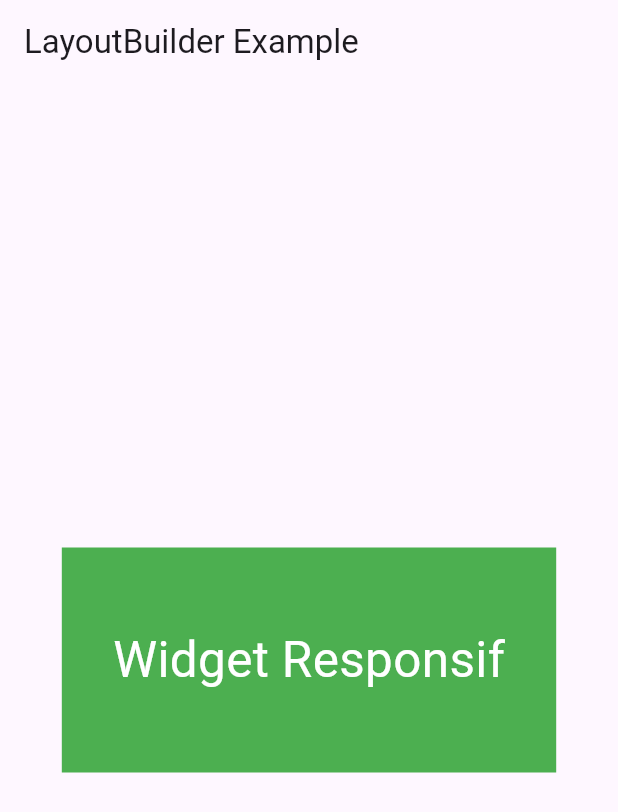
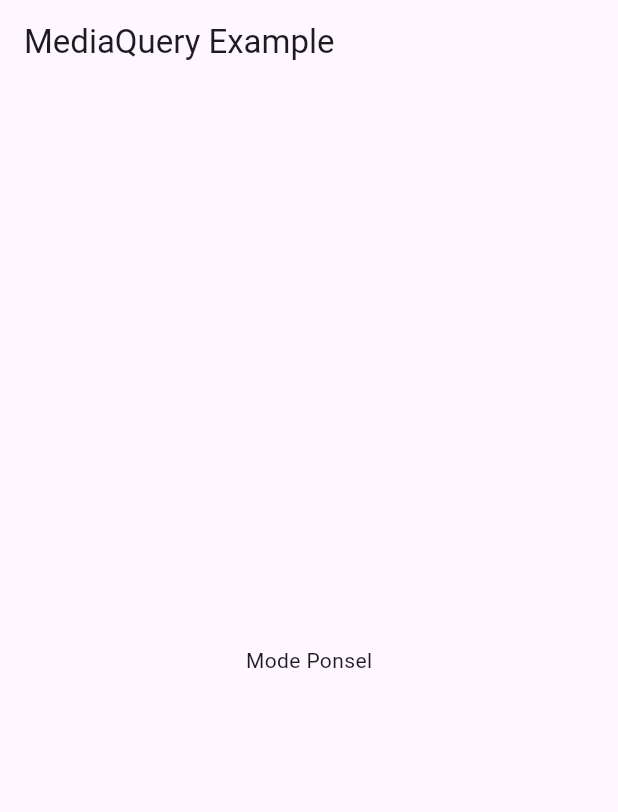
Before and after one commit to Rifqi22424/layout-builder-implementation-flutter, a Flutter app: the screen it shows after launch, on a phone screen of 412 x 824 dp. Shown: the top 812 px of the screen. Run offline on Flutter 3.47's test engine with Material 3 defaults, Android fonts, the phone set to English and light mode, and no system bars.

Commit message:
example for course in university

```diff
--- a/lib/main.dart
+++ b/lib/main.dart
@@ -18,28 +18,59 @@ class MyHomePage extends StatelessWidget {
   Widget build(BuildContext context) {
     return Scaffold(
       appBar: AppBar(
-        title: Text('LayoutBuilder Example'),
+        title: Text('MediaQuery Example'),
       ),
-      body: Center(
-        // Menggunakan LayoutBuilder untuk membuat widget responsif
-        child: LayoutBuilder(
-          builder: (BuildContext context, BoxConstraints constraints) {
-            return Container(
-              width: constraints.maxWidth * 0.8, // Menyesuaikan lebar berdasarkan batasan tata letak
-              height: 150,
-              color: Colors.green,
-              child: Center(
-                child: Text(
-                  'Widget Responsif',
-                  style: TextStyle(
-                    fontSize: constraints.maxWidth * 0.08, // Menyesuaikan ukuran teks berdasarkan batasan tata letak
-                    color: Colors.white,
-                  ),
-                ),
-              ),
-            );
-          },
-        ),
+      body: LayoutBuilder(
+        builder: (context, constraints) {
+          // Memeriksa lebar layar
+          if (constraints.maxWidth < 600) {
+            // Jika lebar layar kurang dari 600 piksel (misalnya, mode ponsel)
+            return buildPhoneLayout(context);
+          } else {
+            // Jika lebar layar 600 piksel atau lebih (misalnya, mode tablet)
+            return buildTabletLayout(context);
+          }
+        },
+      ),
+    );
+  }
+
+  Widget buildPhoneLayout(BuildContext context) {
+    return Center(
+      child: Column(
+        mainAxisAlignment: MainAxisAlignment.center,
+        children: [
+          Text('Mode Ponsel'),
+          // Tambahkan widget untuk tampilan ponsel di sini
+        ],
+      ),
+    );
+  }
+
+  Widget buildTabletLayout(BuildContext context) {
+    return Center(
+      child: Row(
+        mainAxisAlignment: MainAxisAlignment.center,
+        children: [
+          Expanded(
+            child: Column(
+              mainAxisAlignment: MainAxisAlignment.center,
+              children: [
+                Text('Mode Tablet - Panel Kiri'),
+                // Tambahkan widget untuk panel kiri di sini
+              ],
+            ),
+          ),
+          Expanded(
+            child: Column(
+              mainAxisAlignment: MainAxisAlignment.center,
+              children: [
+                Text('Mode Tablet - Panel Kanan'),
+                // Tambahkan widget untuk panel kanan di sini
+              ],
+            ),
+          ),
+        ],
       ),
     );
   }
```
